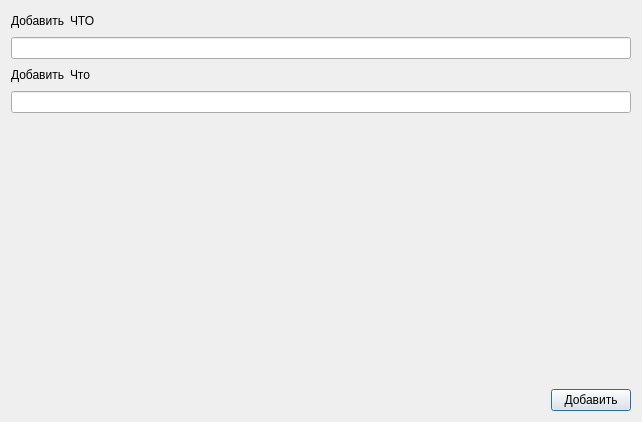
This is addvariants.ui in Rayzedan/SystemControlStudent as Qt 5 draws it before an edit. The edited form follows.
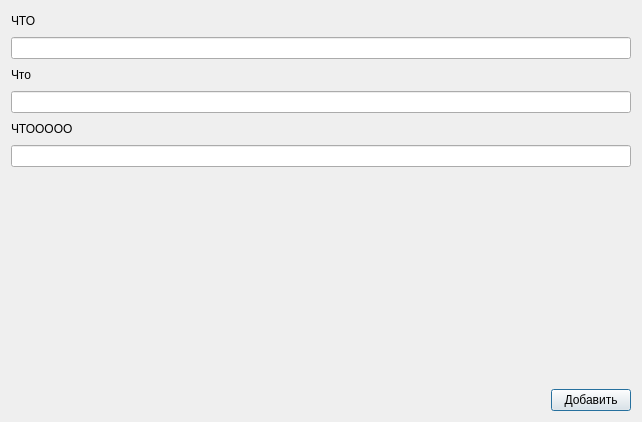
This is the edited form.

```diff
--- a/addvariants.ui
+++ b/addvariants.ui
@@ -16,13 +16,6 @@
   <layout class="QVBoxLayout" name="verticalLayout">
    <item>
     <layout class="QHBoxLayout" name="horizontalLayout">
-     <item>
-      <widget class="QLabel" name="label">
-       <property name="text">
-        <string>Добавить</string>
-       </property>
-      </widget>
-     </item>
      <item>
       <widget class="QLabel" name="label_2">
        <property name="text">
@@ -50,13 +43,6 @@
    </item>
    <item>
     <layout class="QHBoxLayout" name="horizontalLayout_2">
-     <item>
-      <widget class="QLabel" name="label_3">
-       <property name="text">
-        <string>Добавить</string>
-       </property>
-      </widget>
-     </item>
      <item>
       <widget class="QLabel" name="label_4">
        <property name="text">
@@ -82,6 +68,33 @@
    <item>
     <widget class="QLineEdit" name="lineEdit_2"/>
    </item>
+   <item>
+    <layout class="QHBoxLayout" name="horizontalLayout_4">
+     <item>
+      <widget class="QLabel" name="label">
+       <property name="text">
+        <string>ЧТООООО</string>
+       </property>
+      </widget>
+     </item>
+     <item>
+      <spacer name="horizontalSpacer_4">
+       <property name="orientation">
+        <enum>Qt::Horizontal</enum>
+       </property>
+       <property name="sizeHint" stdset="0">
+        <size>
+         <width>40</width>
+         <height>20</height>
+        </size>
+       </property>
+      </spacer>
+     </item>
+    </layout>
+   </item>
+   <item>
+    <widget class="QLineEdit" name="lineEdit_3"/>
+   </item>
    <item>
     <spacer name="verticalSpacer">
      <property name="orientation">
```
